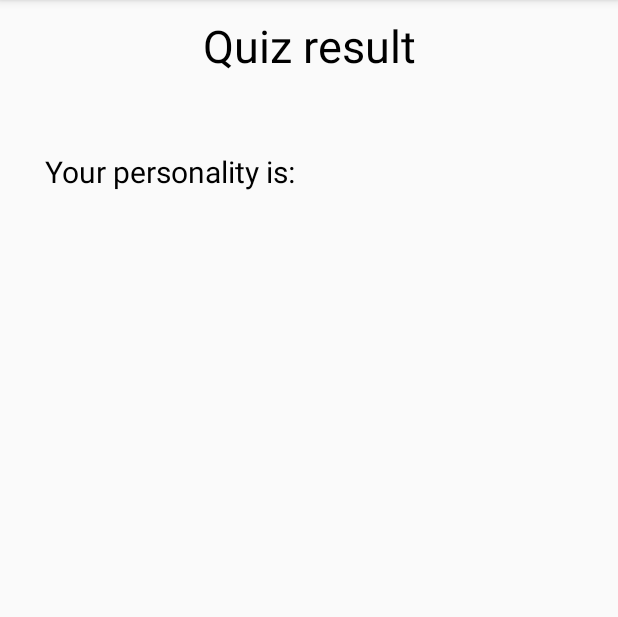
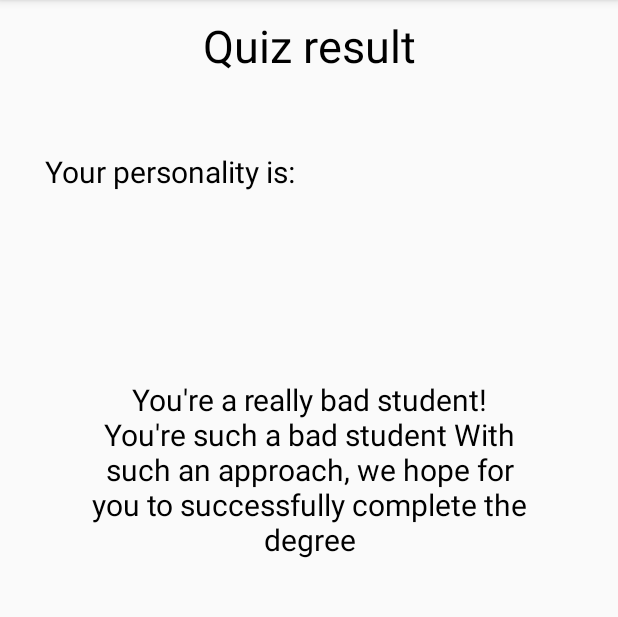
Before and after one commit to dorshamir55/StudentPersonalityQuizApp, an Android app: the ResultActivity screen opened directly, with no data from a screen before it, on a phone screen of 412 x 824 dp, the part 84-701 px from its top. Run offline under Robolectric (Android 15) with nearby library versions, the phone set to English and light mode, and no system bars; 1 statement that could not run was skipped.

Commit message:
big update

```diff
--- a/app/src/main/java/com/example/studentpersonalityquizapp/ResultActivity.java
+++ b/app/src/main/java/com/example/studentpersonalityquizapp/ResultActivity.java
@@ -2,13 +2,36 @@ package com.example.studentpersonalityquizapp;
 
 import androidx.appcompat.app.AppCompatActivity;
 
+import android.content.Intent;
 import android.os.Bundle;
+import android.widget.TextView;
 
 public class ResultActivity extends AppCompatActivity {
-
+    private TextView textViewResult;
     @Override
     protected void onCreate(Bundle savedInstanceState) {
         super.onCreate(savedInstanceState);
         setContentView(R.layout.activity_result);
+        Intent intent = getIntent();
+        Bundle extras = intent.getExtras();
+        int score = extras.getInt("score");
+        textViewResult = (TextView) (findViewById(R.id.textView_result));
+        checkPersonality(score);
+
+    }
+
+    private void checkPersonality(int score) {
+        if(score<40)
+        {
+            textViewResult.setText(getString(R.string.result3));
+        }
+        else if(score<70)
+        {
+            textViewResult.setText(getString(R.string.result2));
+        }
+        else
+        {
+            textViewResult.setText(getString(R.string.result1));
+        }
     }
 }
--- a/app/src/main/res/layout/activity_quiz.xml
+++ b/app/src/main/res/layout/activity_quiz.xml
@@ -25,7 +25,7 @@
         android:text="quest"/>
 
     <RadioGroup
-        android:id="@+id/radio_group"
+        android:id="@+id/radioGroup_answers"
         android:layout_width="wrap_content"
         android:layout_height="wrap_content"
         android:layout_marginTop="10dp"
--- a/app/src/main/res/layout/activity_result.xml
+++ b/app/src/main/res/layout/activity_result.xml
@@ -29,10 +29,10 @@
     <TextView
         android:id="@+id/textView_result"
         android:layout_width="match_parent"
-        android:layout_height="200dp"
+        android:layout_height="250dp"
         android:layout_margin="50dp"
         android:gravity="center"
         android:textColor="#000000"
-        android:textSize="30sp"
-        android:padding="10dp"/>
+        android:textSize="20sp"
+        android:padding="10dp" />
 </LinearLayout>
--- a/app/src/main/res/values/strings.xml
+++ b/app/src/main/res/values/strings.xml
@@ -9,4 +9,9 @@
     <string name="finalScore">Your personality is:</string>
     <string name="pick_lang">Pick your Language</string>
     <string name="switch_lang">English</string>
+    <string name="finish_btn">Finish</string>
+    <string name="select_Answer">please select an answer</string>
+    <string name="result1">Dean\'s List! You are an outstanding student, Comes to all lessons, Surely you will conquer any goal you want!</string>
+    <string name="result2">You\'re an average student! You\'re like any student, Follows the courses learned enough to get the degree</string>
+    <string name="result3">You\'re a really bad student! You\'re such a bad student With such an approach, we hope for you to successfully complete the degree</string>
 </resources>
```
Also changed, not shown: app/src/main/assets/DBenglish.json (+1 -1 lines), app/src/main/assets/DBhebrew.json (+1 -1 lines), app/src/main/java/com/example/studentpersonalityquizapp/QuestionsDB.java (+6 -5 lines), app/src/main/java/com/example/studentpersonalityquizapp/QuizActivity.java (+112 -13 lines), 1 other file.
